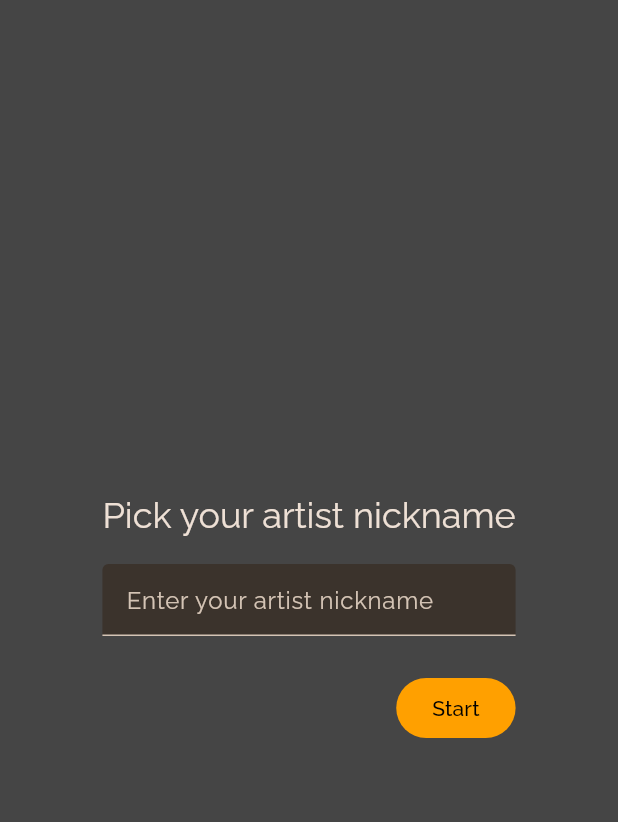
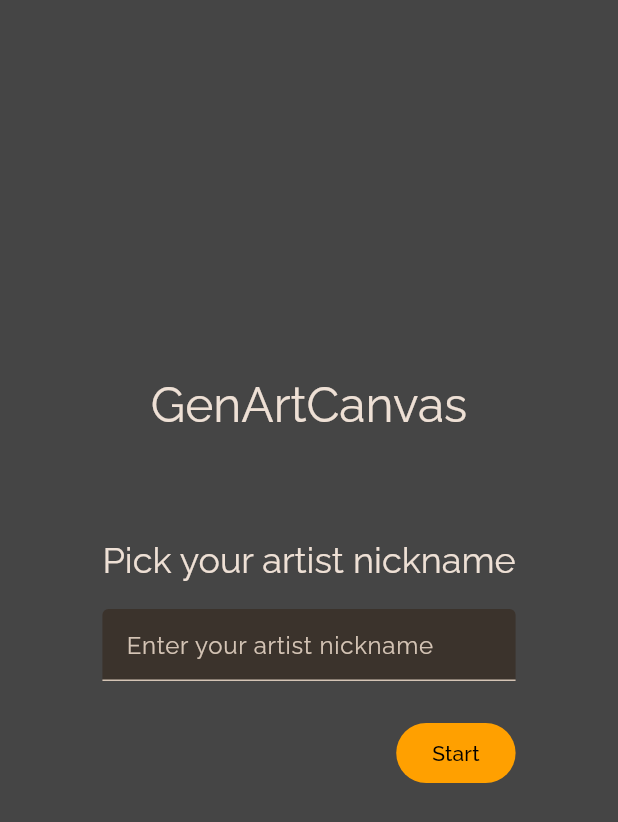
Before and after one commit to Roaa94/gen_art_canvas, a Flutter app: the screen it shows after launch, on a phone screen of 412 x 824 dp. Shown: the top 822 px of the screen. Run offline on Flutter 3.47's test engine with Material 2 defaults, Android fonts, the phone set to English and light mode, and no system bars; our stand-ins replace cloud_firestore, equatable, firebase_auth, firebase_core, flutter_riverpod; missing offline and left inert: widgetbook; accounts and stored records are empty.

Commit message:
feat: artist sign in page UI changes

```diff
--- a/lib/cuboids/pages/cuboids_canvas_artist_page.dart
+++ b/lib/cuboids/pages/cuboids_canvas_artist_page.dart
@@ -29,11 +29,21 @@ class CuboidsCanvasArtistPage extends ConsumerWidget {
       body: isAuthLoading
           ? const Center(child: CircularProgressIndicator())
           : authArtist == null
-              ? ArtistNicknameDialog(
-                  onSubmit: (String nickname) => ref
-                      .read(authServiceProvider)
-                      .signArtistInAnonymously(nickname: nickname),
-                  isLoading: isAuthLoading,
+              ? Column(
+                  mainAxisAlignment: MainAxisAlignment.center,
+                  children: [
+                    Text(
+                      'GenArtCanvas',
+                      style: Theme.of(context).textTheme.headlineLarge,
+                    ),
+                    const SizedBox(height: 20),
+                    ArtistNicknameDialog(
+                      onSubmit: (String nickname) => ref
+                          .read(authServiceProvider)
+                          .signArtistInAnonymously(nickname: nickname),
+                      isLoading: isAuthLoading,
+                    ),
+                  ],
                 )
               : ref.watch(cuboidsCanvasSettingsProvider).when(
                     data: (CuboidsCanvasSettings settings) => Column(
```
